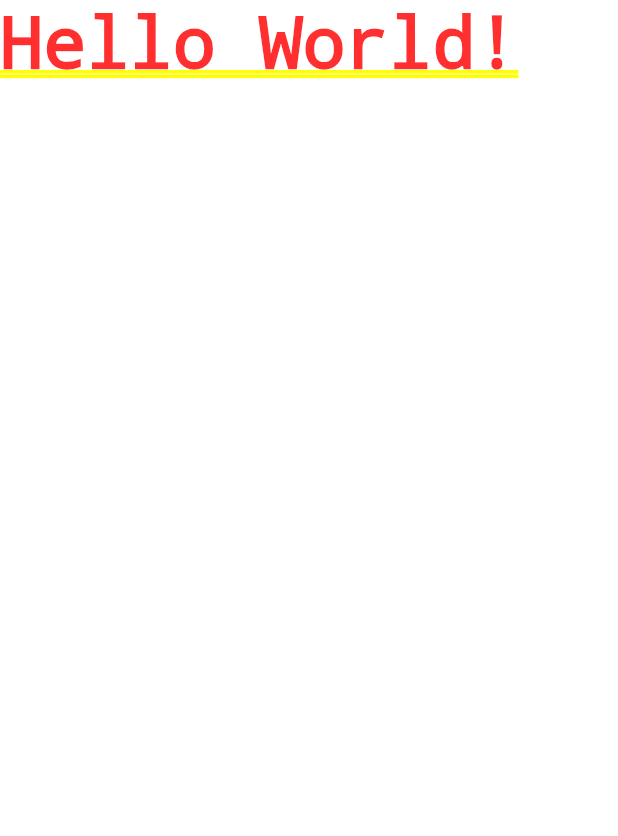
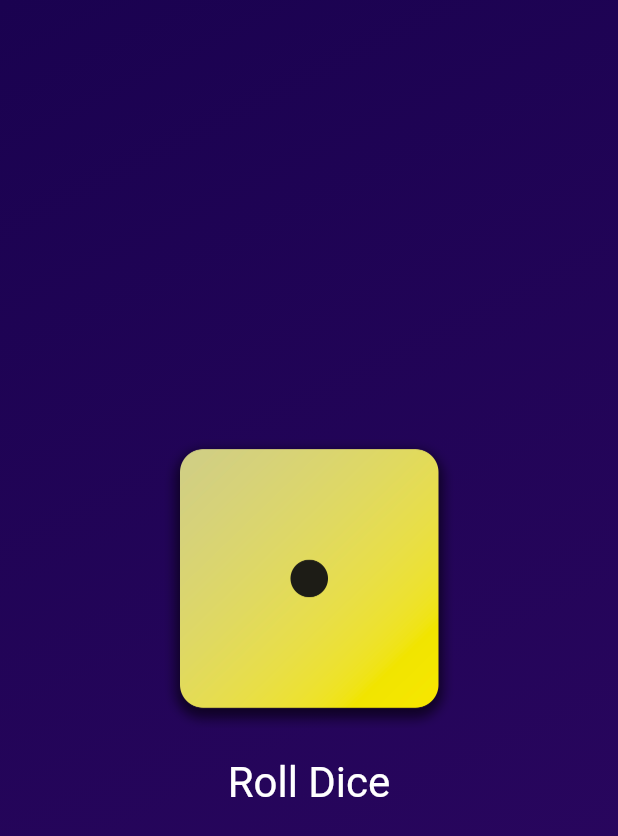
Before and after one commit to lucamitroi/roll_dice_udemy, a Flutter app: the screen it shows after launch, on a phone screen of 412 x 824 dp. Shown: the top 836 px of the screen. Run offline on Flutter 3.47's test engine with Material 2 defaults, Android fonts, the phone set to English and light mode, and no system bars.

Commit message:
Final Commit

```diff
--- /dev/null
+++ b/lib/dice_roller.dart
@@ -0,0 +1,44 @@
+import 'package:flutter/material.dart';
+import 'dart:math';
+
+final randomizer = Random();
+
+class DiceRoller extends StatefulWidget {
+  const DiceRoller({super.key});
+
+  @override
+  State<DiceRoller> createState() {
+    return _DiceRollerState();
+  }
+}
+
+class _DiceRollerState extends State<DiceRoller> {
+  var currentDiceRoll = 1;
+  void rollDice() {
+    setState(() {
+      currentDiceRoll = randomizer.nextInt(6) + 1;
+    });
+  }
+
+  @override
+  Widget build(context) {
+    return Column(
+      mainAxisSize: MainAxisSize.min,
+      children: [
+        Image.asset(
+          'assets/images/dice-$currentDiceRoll.png',
+          width: 200,
+        ),
+        TextButton(
+          onPressed: rollDice,
+          style: TextButton.styleFrom(
+            padding: const EdgeInsets.only(top: 20),
+            foregroundColor: Colors.white,
+            textStyle: const TextStyle(fontSize: 28),
+          ),
+          child: const Text('Roll Dice'),
+        ),
+      ],
+    );
+  }
+}
--- /dev/null
+++ b/lib/gradient_container.dart
@@ -0,0 +1,26 @@
+import 'package:flutter/material.dart';
+import 'package:roll_dice_udemy/dice_roller.dart';
+
+const startAlignment = Alignment.topLeft;
+const endAlignment = Alignment.bottomRight;
+
+class GradientContainer extends StatelessWidget {
+  const GradientContainer({super.key, required this.colors});
+  final List<Color> colors;
+
+  @override
+  Widget build(context) {
+    return Container(
+      decoration: BoxDecoration(
+        gradient: LinearGradient(
+          colors: colors,
+          begin: startAlignment,
+          end: endAlignment,
+        ),
+      ),
+      child: const Center(
+        child: DiceRoller(),
+      ),
+    );
+  }
+}
```
Also changed, not shown: lib/main.dart (+12 -1 lines), lib/styled_text.dart (added, +16 -0 lines), pubspec.yaml (+7 -3 lines), assets/images/dice-1.png (added), assets/images/dice-2.png (added), assets/images/dice-3.png (added), assets/images/dice-4.png (added), assets/images/dice-5.png (added), assets/images/dice-6.png (added).
